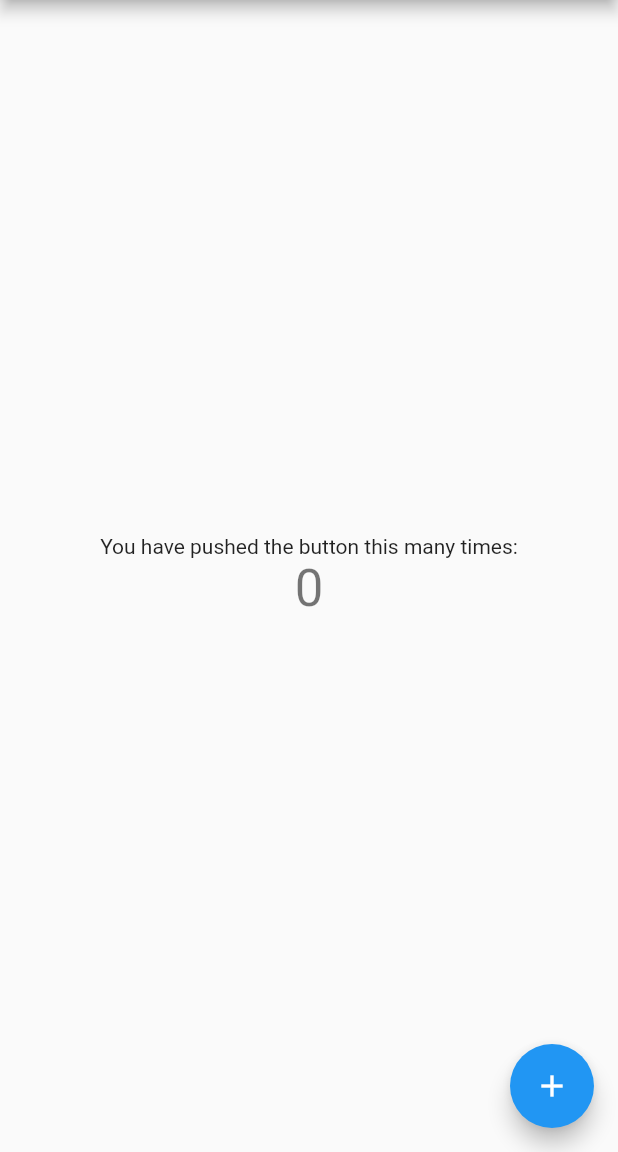
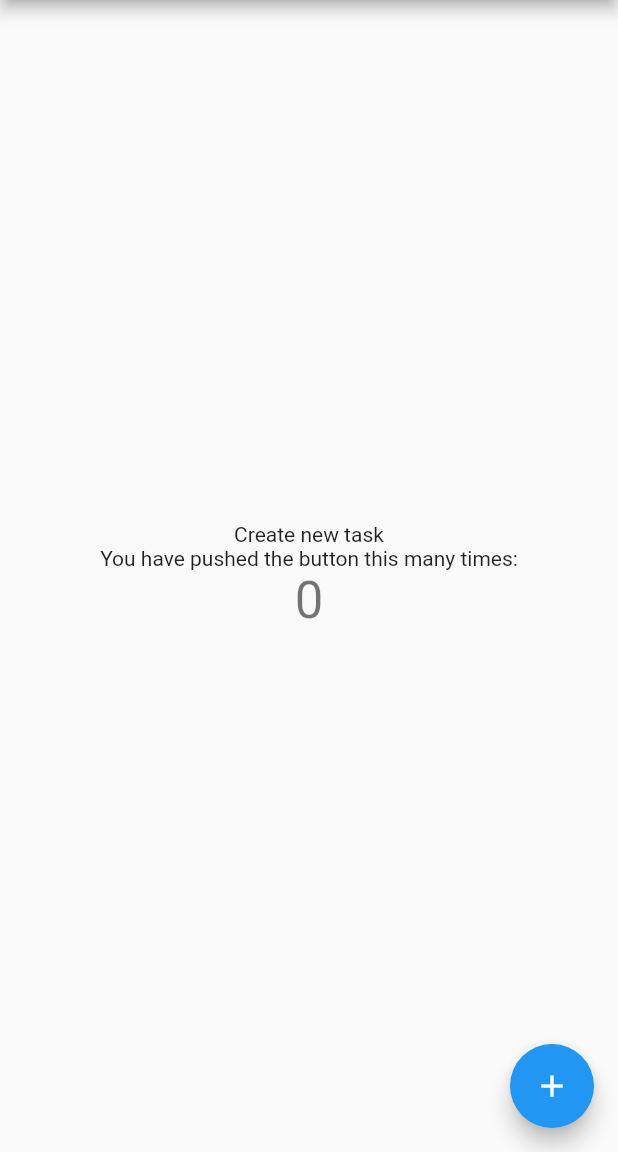
Before and after one commit to sampo02/sharing-housework, a Flutter app: the screen it shows after launch, on a phone screen of 412 x 824 dp, the part 84-1236 px from its top. Run offline on Flutter 3.47's test engine with Material 2 defaults, Android fonts, the phone set to English and light mode, and no system bars.

Commit message:
:art: Add task feature

```diff
--- /dev/null
+++ b/lib/features/task/domain/entities/task.dart
@@ -0,0 +1,5 @@
+class Task {
+  String name;
+
+  Task({required this.name});
+}
--- /dev/null
+++ b/lib/features/task/domain/repositories/task_repository.dart
@@ -0,0 +1,3 @@
+abstract class TaskRepository {
+  void store();
+}
--- a/lib/main.dart
+++ b/lib/main.dart
@@ -1,44 +1,29 @@
 import 'package:flutter/material.dart';
+import 'package:sharing_housework/features/task/presentation/pages/create_task_page.dart';
 
 void main() {
   runApp(MyApp());
 }
 
 class MyApp extends StatelessWidget {
-  // This widget is the root of your application.
   @override
   Widget build(BuildContext context) {
     return MaterialApp(
       title: 'Flutter Demo',
       theme: ThemeData(
-        // This is the theme of your application.
-        //
-        // Try running your application with "flutter run". You'll see the
-        // application has a blue toolbar. Then, without quitting the app, try
-        // changing the primarySwatch below to Colors.green and then invoke
-        // "hot reload" (press "r" in the console where you ran "flutter run",
-        // or simply save your changes to "hot reload" in a Flutter IDE).
-        // Notice that the counter didn't reset back to zero; the application
-        // is not restarted.
         primarySwatch: Colors.blue,
       ),
-      home: MyHomePage(title: 'Flutter Demo Home Page'),
+      initialRoute: '/',
+      routes: {
+        '/': (context) => MyHomePage(title: 'Flutter Demo Home Page'),
+        '/tasks/new': (context) => CreateTaskPage(),
+      }
     );
   }
 }
 
 class MyHomePage extends StatefulWidget {
   MyHomePage({Key? key, required this.title}) : super(key: key);
-
-  // This widget is the home page of your application. It is stateful, meaning
-  // that it has a State object (defined below) that contains fields that affect
-  // how it looks.
-
-  // This class is the configuration for the state. It holds the values (in this
-  // case the title) provided by the parent (in this case the App widget) and
-  // used by the build method of the State. Fields in a Widget subclass are
-  // always marked "final".
-
   final String title;
 
   @override
@@ -50,49 +35,26 @@ class _MyHomePageState extends State<MyHomePage> {
 
   void _incrementCounter() {
     setState(() {
-      // This call to setState tells the Flutter framework that something has
-      // changed in this State, which causes it to rerun the build method below
-      // so that the display can reflect the updated values. If we changed
-      // _counter without calling setState(), then the build method would not be
-      // called again, and so nothing would appear to happen.
       _counter++;
     });
   }
 
   @override
   Widget build(BuildContext context) {
-    // This method is rerun every time setState is called, for instance as done
-    // by the _incrementCounter method above.
-    //
-    // The Flutter framework has been optimized to make rerunning build methods
-    // fast, so that you can just rebuild anything that needs updating rather
-    // than having to individually change instances of widgets.
     return Scaffold(
       appBar: AppBar(
-        // Here we take the value from the MyHomePage object that was created by
-        // the App.build method, and use it to set our appbar title.
         title: Text(widget.title),
       ),
       body: Center(
-        // Center is a layout widget. It takes a single child and positions it
-        // in the middle of the parent.
         child: Column(
-          // Column is also a layout widget. It takes a list of children and
-          // arranges them vertically. By default, it sizes itself to fit its
-          // children horizontally, and tries to be as tall as its parent.
-          //
-          // Invoke "debug painting" (press "p" in the console, choose the
-          // "Toggle Debug Paint" action from the Flutter Inspector in Android
-          // Studio, or the "Toggle Debug Paint" command in Visual Studio Code)
-          // to see the wireframe for each widget.
-          //
-          // Column has various properties to control how it sizes itself and
-          // how it positions its children. Here we use mainAxisAlignment to
-          // center the children vertically; the main axis here is the vertical
-          // axis because Columns are vertical (the cross axis would be
-          // horizontal).
           mainAxisAlignment: MainAxisAlignment.center,
           children: <Widget>[
+            GestureDetector(
+              onTap: ()  {
+                Navigator.pushNamed(context, '/tasks/new');
+              },
+              child: Text('Create new task'),
+            ),
             Text(
               'You have pushed the button this many times:',
             ),
```
Also changed, not shown: lib/features/task/data/datasources/task_remote_data_source.dart (added, +11 -0 lines), lib/features/task/data/models/task_model.dart (added, +19 -0 lines), lib/features/task/data/repositories/task_repository_impl.dart (added, +9 -0 lines), lib/features/task/domain/usecases/create_task_usecase.dart (added, +11 -0 lines), lib/features/task/presentation/pages/create_task_page.dart (added, +20 -0 lines), 1 other file.
